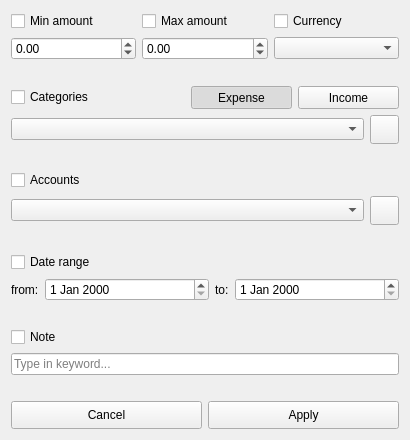
Above: Desktop/Pages/CustomFilters/CustomFiltersForm.ui from david4more/CoinWarden before the change. Below: the same form after it.
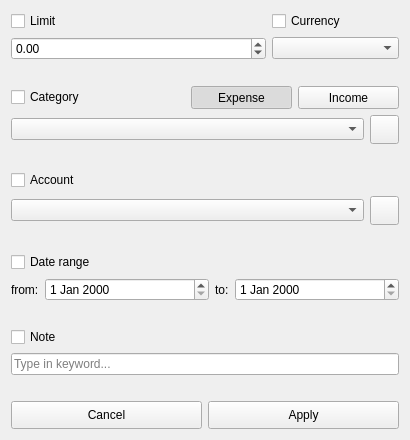
That is the form after the change. Icons and pictures are not drawn.

Commit message: refactor proxy's filters

What changed in the file:
```diff
--- a/Desktop/Pages/CustomFilters/CustomFiltersForm.ui
+++ b/Desktop/Pages/CustomFilters/CustomFiltersForm.ui
@@ -40,50 +40,45 @@
       </property>
       <item>
        <layout class="QGridLayout" name="gridLayout_4">
-        <item row="0" column="0">
-         <widget class="QCheckBox" name="minBox">
-          <property name="text">
-           <string>Min amount</string>
-          </property>
-         </widget>
-        </item>
         <item row="0" column="1">
-         <widget class="QCheckBox" name="maxBox">
-          <property name="text">
-           <string>Max amount</string>
+         <widget class="QCheckBox" name="currencyBox">
+          <property name="sizePolicy">
+           <sizepolicy hsizetype="Minimum" vsizetype="Fixed">
+            <horstretch>1</horstretch>
+            <verstretch>0</verstretch>
+           </sizepolicy>
           </property>
-         </widget>
-        </item>
-        <item row="1" column="0">
-         <widget class="QDoubleSpinBox" name="min">
-          <property name="minimum">
-           <double>-999999.000000000000000</double>
-          </property>
-          <property name="maximum">
-           <double>999999.000000000000000</double>
-          </property>
-         </widget>
-        </item>
-        <item row="1" column="1">
-         <widget class="QDoubleSpinBox" name="max">
-          <property name="minimum">
-           <double>-999999.000000000000000</double>
-          </property>
-          <property name="maximum">
-           <double>999999.000000000000000</double>
-          </property>
-         </widget>
-        </item>
-        <item row="1" column="2">
-         <widget class="QComboBox" name="currency"/>
-        </item>
-        <item row="0" column="2">
-         <widget class="QCheckBox" name="checkBox">
           <property name="text">
            <string>Currency</string>
           </property>
          </widget>
         </item>
+        <item row="0" column="0">
+         <widget class="QCheckBox" name="limitBox">
+          <property name="sizePolicy">
+           <sizepolicy hsizetype="Minimum" vsizetype="Fixed">
+            <horstretch>2</horstretch>
+            <verstretch>0</verstretch>
+           </sizepolicy>
+          </property>
+          <property name="text">
+           <string>Limit</string>
+          </property>
+         </widget>
+        </item>
+        <item row="1" column="0">
+         <widget class="QDoubleSpinBox" name="limit">
+          <property name="minimum">
+           <double>-999999.000000000000000</double>
+          </property>
+          <property name="maximum">
+           <double>999999.000000000000000</double>
+          </property>
+         </widget>
+        </item>
+        <item row="1" column="1">
+         <widget class="QComboBox" name="currency"/>
+        </item>
        </layout>
       </item>
       <item>
@@ -104,7 +99,7 @@
         <item row="0" column="0">
          <widget class="QCheckBox" name="categoriesBox">
           <property name="text">
-           <string>Categories</string>
+           <string>Category</string>
           </property>
          </widget>
         </item>
@@ -205,7 +200,7 @@
         <item row="0" column="0">
          <widget class="QCheckBox" name="accountsBox">
           <property name="text">
-           <string>Accounts</string>
+           <string>Account</string>
           </property>
          </widget>
         </item>
```
Left out of the diff: 39 changed lines with no effect on the pictures. The commit also changes 8 other files.
